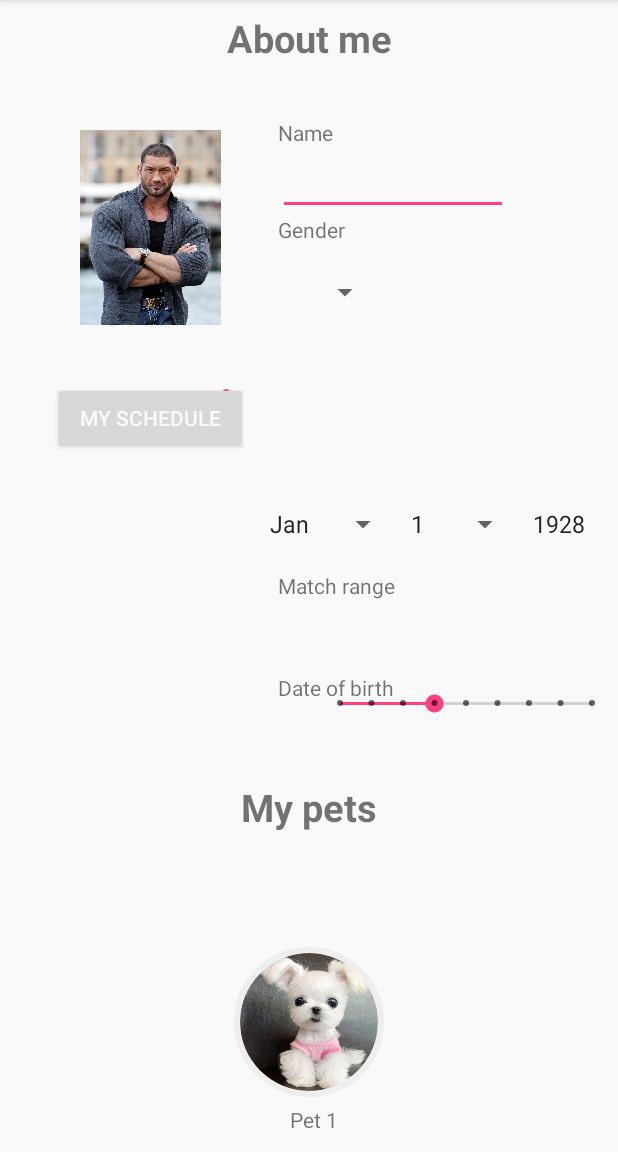
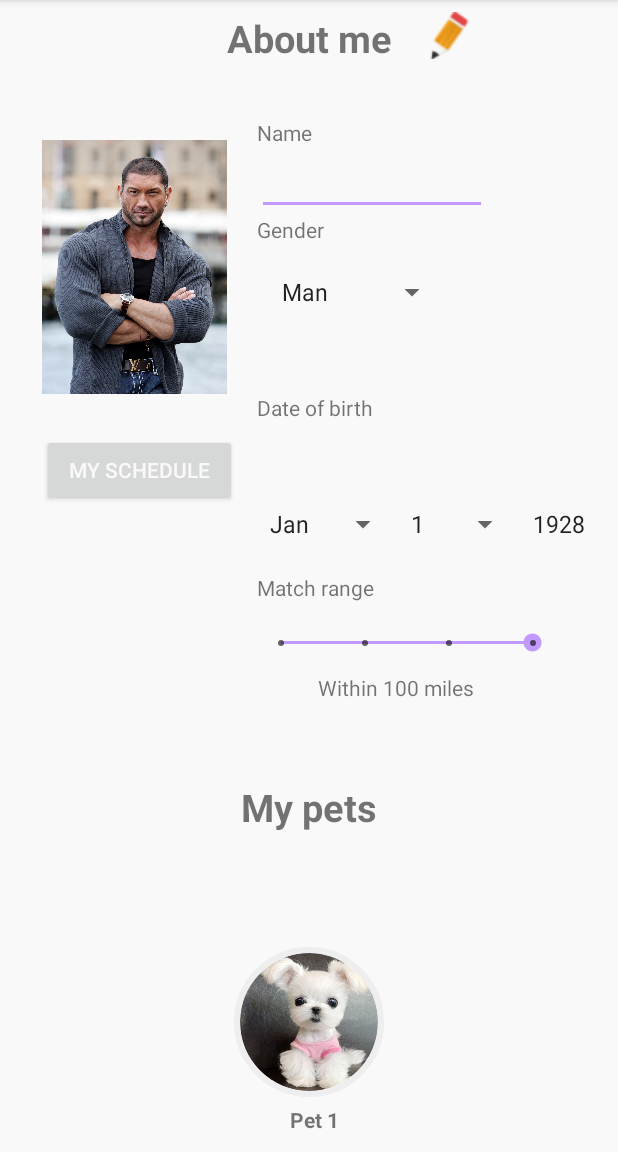
Before and after one commit to zero41120/Pet-Clump, an Android app: the UserInfoActivity screen opened directly, with no data from a screen before it, on a phone screen of 412 x 824 dp, the part 84-1236 px from its top. Run offline under Robolectric (Android 15) with nearby library versions, the phone set to English and light mode, and no system bars; our stand-ins replace Firebase (no records; nobody signed in at launch, a user with empty details on screens opened directly); libraries missing offline, so code that uses them is left out: com.facebook, com.facebook.appevents, com.facebook.login, com.mikhaellopez.circularimageview; plain views replace CircularImageView; 4 statements that could not run were skipped.

Commit message:
Adds range seek bar

```diff
--- a/android/app/src/main/java/com/petclump/petclump/UserInfoActivity.java
+++ b/android/app/src/main/java/com/petclump/petclump/UserInfoActivity.java
@@ -15,6 +15,7 @@ import android.widget.DatePicker;
 import android.widget.EditText;
 import android.widget.ImageButton;
 import android.widget.ImageView;
+import android.widget.SeekBar;
 import android.widget.Spinner;
 import android.widget.TextView;
 import android.widget.Toast;
@@ -30,13 +31,13 @@ public class UserInfoActivity extends AppCompatActivity implements AdapterView.O
     ImageButton button_add_pets, button_edit_user_photo;
     CircularImageView profile_pet1, profile_pet2, profile_pet3;
     TextView name_pet1, name_pet2, name_pet3;
+    TextView match_range_value;
+    SeekBar user_match_range;
     Spinner user_dob_day, user_dob_month, user_dob_year, user_select_gender;
     Context c;
     ConstraintLayout constraintLayout;
     ConstraintSet constraintSet;
 
-    public UserInfoActivity() {
-    }
 
 
     @Override
@@ -59,13 +60,19 @@ public class UserInfoActivity extends AppCompatActivity implements AdapterView.O
         name_pet1 = findViewById(R.id.name_pet1);
         name_pet2 = findViewById(R.id.name_pet2);
         name_pet3 = findViewById(R.id.name_pet3);
+
+        match_range_value = findViewById(R.id.match_range_value);
+        user_match_range = findViewById(R.id.user_match_range);
+
         user_dob_day = findViewById(R.id.user_dob_day);
         user_dob_day.setOnItemSelectedListener(this);
         user_dob_month = findViewById(R.id.user_dob_month);
-        user_dob_day.setOnItemSelectedListener(this);
+        user_dob_month.setOnItemSelectedListener(this);
         user_dob_year = findViewById(R.id.user_dob_year);
-        user_dob_day.setOnItemSelectedListener(this);
-        user_select_gender.findViewById(R.id.user_select_gender);
+        user_dob_year.setOnItemSelectedListener(this);
+        user_select_gender = findViewById(R.id.user_select_gender);
+        user_select_gender.setOnItemSelectedListener(this);
+
         year = 1928;
         day_array_string = new String[31];
         year_array_string = new String[90];
@@ -117,7 +124,33 @@ public class UserInfoActivity extends AppCompatActivity implements AdapterView.O
         user_dob_month.setAdapter(adapter_month);
         user_dob_day.setAdapter(adapter_day);
         user_dob_year.setAdapter(adapter_year);
-        user_select_gender.setAdapter(adapter_year);
+        user_select_gender.setAdapter(adapter_gender);
+
+        user_match_range.setOnSeekBarChangeListener(new SeekBar.OnSeekBarChangeListener() {
+            @Override
+            public void onProgressChanged(SeekBar seekBar, int progress, boolean fromUser) {
+                if (0==progress){
+                    match_range_value.setText(getResources().getString(R.string.Within_5_miles));
+                }else if(1==progress){
+                    match_range_value.setText(getResources().getString(R.string.Within_20_miles));
+                }else if(2==progress){
+                    match_range_value.setText(getResources().getString(R.string.Within_100_miles));
+                }else{
+                    match_range_value.setText(getResources().getString(R.string.No_preferred_range));
+                }
+
+            }
+
+            @Override
+            public void onStartTrackingTouch(SeekBar seekBar) {
+
+            }
+
+            @Override
+            public void onStopTrackingTouch(SeekBar seekBar) {
+
+            }
+        });
     }
     private void add_pets() {
         if (1 == number_of_pets) {
@@ -145,6 +178,7 @@ public class UserInfoActivity extends AppCompatActivity implements AdapterView.O
                 Object output = parent.getItemAtPosition(pos);
                 Toast toast = Toast.makeText(c, (String)output, Toast.LENGTH_LONG);
                 toast.show();
+                break;
             case R.id.user_select_gender:
                 Toast toast2 = Toast.makeText(c, "gender selected! ", Toast.LENGTH_LONG);
                 toast2.show();
--- a/android/app/src/main/res/layout/activity_user_info.xml
+++ b/android/app/src/main/res/layout/activity_user_info.xml
@@ -10,16 +10,16 @@
 
     <ImageView
         android:id="@+id/profile_user"
-        android:layout_width="130dp"
-        android:layout_height="130dp"
+        android:layout_width="123dp"
+        android:layout_height="192dp"
         android:layout_marginLeft="8dp"
         android:background="@null"
         app:layout_constraintBottom_toBottomOf="parent"
         app:layout_constraintEnd_toEndOf="parent"
-        app:layout_constraintHorizontal_bias="0.1"
+        app:layout_constraintHorizontal_bias="0.071"
         app:layout_constraintStart_toStartOf="parent"
         app:layout_constraintTop_toTopOf="parent"
-        app:layout_constraintVertical_bias="0.136"
+        app:layout_constraintVertical_bias="0.142"
         app:srcCompat="@drawable/owner_placeholder" />
 
     <TextView
@@ -52,16 +52,16 @@
         android:id="@+id/user_dob"
         android:layout_width="wrap_content"
         android:layout_height="wrap_content"
-        android:layout_marginBottom="300dp"
+        android:layout_marginBottom="8dp"
+
         android:layout_marginLeft="20dp"
-
         android:layout_marginTop="8dp"
         android:text="@string/Date_of_birth"
-        app:layout_constraintBottom_toBottomOf="parent"
+        app:layout_constraintBottom_toTopOf="@+id/user_dob_month"
         app:layout_constraintEnd_toEndOf="parent"
         app:layout_constraintHorizontal_bias="0.0"
         app:layout_constraintStart_toEndOf="@id/profile_user"
-        app:layout_constraintTop_toBottomOf="@+id/spinner2" />
+        app:layout_constraintTop_toBottomOf="@+id/user_select_gender" />
 
     <TextView
         android:id="@+id/user_text_matchRange"
@@ -75,20 +75,22 @@
         app:layout_constraintHorizontal_bias="0.0"
         app:layout_constraintStart_toEndOf="@id/profile_user"
         app:layout_constraintTop_toBottomOf="@+id/user_dob_day"
-        app:layout_constraintVertical_bias="0.029" />
+        app:layout_constraintVertical_bias="0.033" />
 
     <Button
         android:id="@+id/button_schedule"
         android:layout_width="130dp"
         android:layout_height="wrap_content"
+        android:layout_marginLeft="8dp"
+        android:layout_marginStart="8dp"
         android:text="@string/My_schedule"
         android:textColor="@color/white"
         app:layout_constraintBottom_toBottomOf="parent"
         app:layout_constraintEnd_toEndOf="parent"
-        app:layout_constraintHorizontal_bias="0.0"
-        app:layout_constraintStart_toStartOf="@+id/profile_user"
+        app:layout_constraintHorizontal_bias="0.072"
+        app:layout_constraintStart_toStartOf="parent"
         app:layout_constraintTop_toBottomOf="@+id/profile_user"
-        app:layout_constraintVertical_bias="0.075" />
+        app:layout_constraintVertical_bias="0.035" />
 
     <ImageButton
         android:id="@+id/button_edit_user_photo"
@@ -104,10 +106,10 @@
         android:src="@drawable/pencil"
         app:layout_constraintBottom_toBottomOf="parent"
         app:layout_constraintEnd_toEndOf="parent"
-        app:layout_constraintHorizontal_bias="0.338"
+        app:layout_constraintHorizontal_bias="0.757"
         app:layout_constraintStart_toStartOf="parent"
         app:layout_constraintTop_toTopOf="parent"
-        app:layout_constraintVertical_bias="0.349" />
+        app:layout_constraintVertical_bias="0.0" />
 
 
     <ImageButton
@@ -211,6 +213,7 @@
         android:layout_marginStart="8dp"
         android:layout_marginTop="8dp"
         android:text="@string/Pet_1"
+        android:textStyle="bold"
         app:layout_constraintBottom_toBottomOf="parent"
         app:layout_constraintEnd_toEndOf="parent"
         app:layout_constraintHorizontal_bias="0.142"
@@ -253,6 +256,7 @@
         android:layout_marginStart="8dp"
         android:layout_marginTop="8dp"
         android:text="@string/Pet_2"
+        android:textStyle="bold"
         android:visibility="gone"
         app:layout_constraintBottom_toBottomOf="parent"
         app:layout_constraintEnd_toEndOf="parent"
@@ -295,6 +299,7 @@
         android:layout_marginStart="8dp"
         android:layout_marginTop="8dp"
         android:text="@string/Pet_3"
+        android:textStyle="bold"
         android:visibility="gone"
         app:layout_constraintBottom_toBottomOf="parent"
         app:layout_constraintEnd_toEndOf="parent"
@@ -383,37 +388,49 @@
         android:id="@+id/user_match_range"
         style="@style/Widget.AppCompat.SeekBar.Discrete"
         android:layout_width="200dp"
-        android:layout_height="wrap_content"
+        android:layout_height="39dp"
         android:layout_marginBottom="8dp"
         android:layout_marginEnd="1dp"
         android:layout_marginLeft="1dp"
         android:layout_marginRight="8dp"
         android:layout_marginStart="8dp"
         android:layout_marginTop="8dp"
-        android:max="8"
+        android:max="3"
         android:progress="3"
         app:layout_constraintBottom_toBottomOf="@+id/name_pet1"
         app:layout_constraintEnd_toEndOf="parent"
-        app:layout_constraintHorizontal_bias="1.0"
+        app:layout_constraintHorizontal_bias="0.807"
         app:layout_constraintStart_toStartOf="parent"
-        app:layout_constraintTop_toTopOf="parent"
-        app:layout_constraintVertical_bias="0.626" />
+        app:layout_constraintTop_toBottomOf="@+id/user_text_matchRange"
+        app:layout_constraintVertical_bias="0.0" />
 
     <Spinner
         android:id="@+id/user_select_gender"
         android:layout_width="wrap_content"
-        android:layout_height="wrap_content"
+        android:layout_height="23dp"
         android:layout_marginBottom="8dp"
-        android:layout_marginEnd="125dp"
+        android:layout_marginEnd="8dp"
         android:layout_marginLeft="180dp"
-        android:layout_marginRight="125dp"
+        android:layout_marginRight="8dp"
         android:layout_marginStart="180dp"
         android:layout_marginTop="20dp"
         app:layout_constraintBottom_toBottomOf="parent"
-        app:layout_constraintEnd_toStartOf="@+id/scrollView2"
+        app:layout_constraintEnd_toEndOf="parent"
+        app:layout_constraintHorizontal_bias="0.0"
         app:layout_constraintStart_toStartOf="parent"
         app:layout_constraintTop_toBottomOf="@+id/user_gender"
         app:layout_constraintVertical_bias="0.0" />
 
+    <TextView
+        android:id="@+id/match_range_value"
+        android:layout_width="200dp"
+        android:layout_height="wrap_content"
+        android:layout_marginLeft="164dp"
+        android:layout_marginStart="164dp"
+        android:text="@string/Within_100_miles"
+        android:textAlignment="center"
+        app:layout_constraintStart_toStartOf="parent"
+        app:layout_constraintTop_toBottomOf="@id/user_match_range" />
+
 
 </android.support.constraint.ConstraintLayout>
--- a/android/app/src/main/res/values/colors.xml
+++ b/android/app/src/main/res/values/colors.xml
@@ -2,7 +2,8 @@
 <resources>
     <color name="colorPrimary">#3F51B5</color>
     <color name="colorPrimaryDark">#303F9F</color>
-    <color name="colorAccent">#FF4081</color>
+    <color name="colorAccent">#c299ff</color>
     <color name="lightYellow">#f2efde</color>
     <color name="white">#f9f9f9</color>
+    <color name="fontColor"></color>
 </resources>
--- a/android/app/src/main/res/values/strings.xml
+++ b/android/app/src/main/res/values/strings.xml
@@ -60,5 +60,9 @@
         <item>Woman</item>
         <item>Other</item>
     </string-array>
+    <string name="Within_5_miles">Within 5 miles</string>
+    <string name="Within_20_miles">Within 20 miles</string>
+    <string name="Within_100_miles">Within 100 miles</string>
+    <string name="No_preferred_range">No preferred range</string>
 
 </resources>
--- a/android/app/src/main/res/values/styles.xml
+++ b/android/app/src/main/res/values/styles.xml
@@ -8,4 +8,5 @@
         <item name="colorAccent">@color/colorAccent</item>
     </style>
 
+
 </resources>
```
Also changed, not shown: 1 other file.
